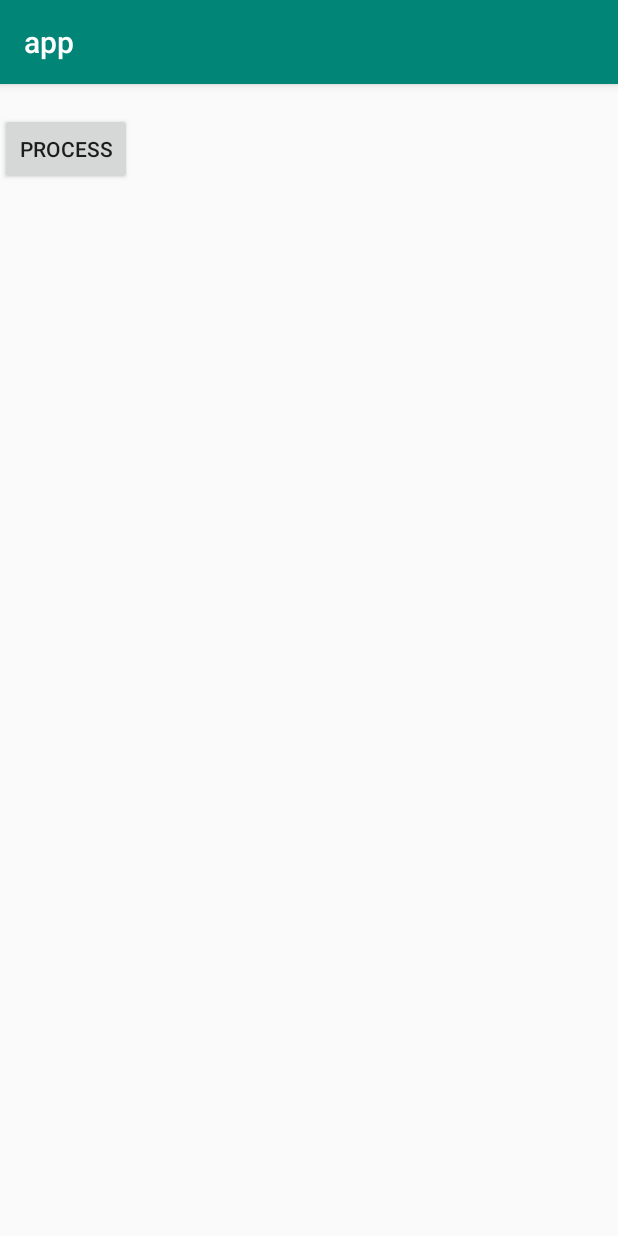
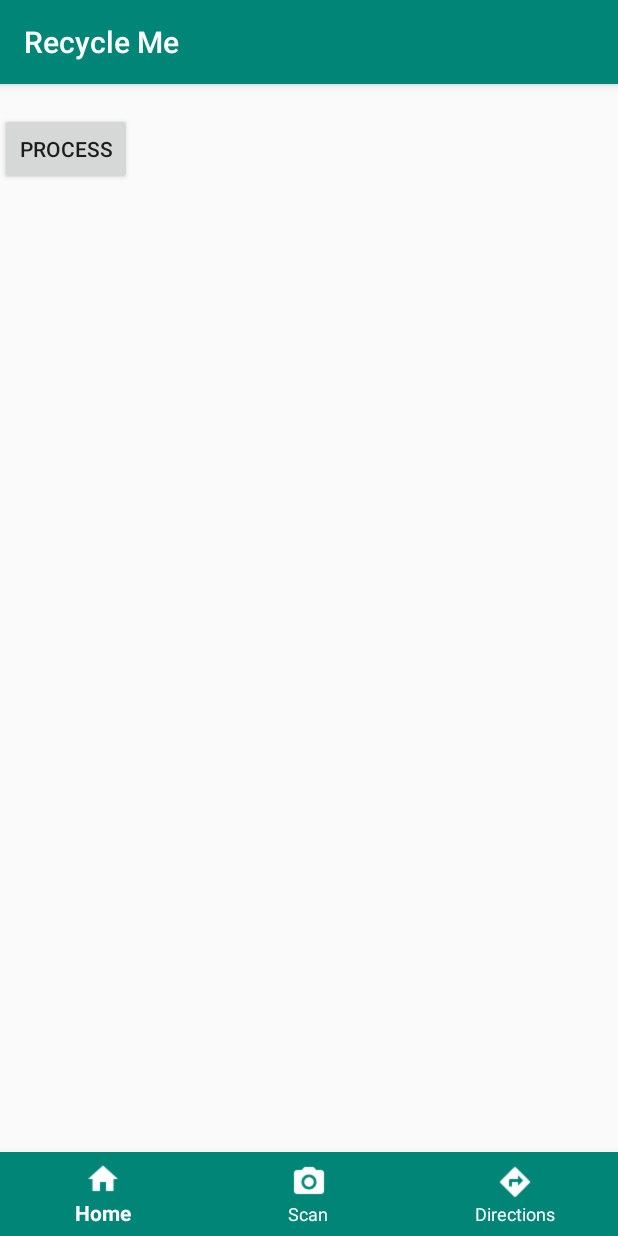
Before and after one commit to AceGabrielFigueroa/sdhacks-2019-LADC, an Android app: the screen it shows after launch (MainActivity), on a phone screen of 412 x 824 dp. Run offline under Robolectric (Android 15) with nearby library versions, the phone set to English and light mode, and no system bars.

Commit message:
Added bottom navigation bar

```diff
--- a/app/src/main/java/tech/recycleme/app/MainActivity.java
+++ b/app/src/main/java/tech/recycleme/app/MainActivity.java
@@ -1,32 +1,28 @@
 package tech.recycleme.app;
 
-import android.Manifest;
 import android.content.Intent;
-import android.content.pm.PackageManager;
 import android.graphics.Bitmap;
 import android.graphics.BitmapFactory;
 import android.net.Uri;
 import android.os.Bundle;
 import android.os.Environment;
-import android.os.Handler;
 import android.provider.MediaStore;
 import android.util.Log;
 import android.util.SparseArray;
-import android.view.Menu;
+import android.view.MenuItem;
 import android.view.View;
 import android.widget.Button;
 import android.widget.ImageView;
 import android.widget.TextView;
 
+import androidx.annotation.NonNull;
 import androidx.appcompat.app.AppCompatActivity;
-import androidx.core.app.ActivityCompat;
-import androidx.core.content.ContextCompat;
 import androidx.core.content.FileProvider;
 
 import com.google.android.gms.vision.Frame;
 import com.google.android.gms.vision.barcode.Barcode;
 import com.google.android.gms.vision.barcode.BarcodeDetector;
-import com.google.gson.JsonArray;
+import com.google.android.material.bottomnavigation.BottomNavigationView;
 
 import org.json.JSONArray;
 import org.json.JSONException;
@@ -34,7 +30,6 @@ import org.json.JSONObject;
 
 import java.io.File;
 import java.io.IOException;
-import java.io.InputStream;
 import java.text.SimpleDateFormat;
 import java.util.Date;
 
@@ -105,22 +100,44 @@ public class MainActivity extends AppCompatActivity {
     @Override
     protected void onCreate(Bundle savedInstanceState) {
         super.onCreate(savedInstanceState);
-        // setContentView(R.layout.activity_main);
         setContentView(R.layout.activity_main);
 
-        currentPhotoPath = dispatchTakePictureIntent().getAbsolutePath();
+        /* BOTTOM NAVIGATION */
+        BottomNavigationView bottomNavigationView = (BottomNavigationView)
+                findViewById(R.id.bottom_navigation);
 
+        bottomNavigationView.setOnNavigationItemSelectedListener(
+                new BottomNavigationView.OnNavigationItemSelectedListener() {
+                    @Override
+                    public boolean onNavigationItemSelected(@NonNull MenuItem item) {
+                        switch (item.getItemId()) {
+                            case R.id.camera:
+                                currentPhotoPath = dispatchTakePictureIntent().getAbsolutePath();
+
+                                break;
+
+                            case R.id.home:
+
+                                break;
+
+                                /*
+                            case R.id.action_music:
+
+                                break;
+
+                                 */
+                        }
+                        return false;
+                    }
+                });
+
+        /*
         // Detector
         Button btn = (Button) findViewById(R.id.button);
         btn.setOnClickListener(new View.OnClickListener() {
             @Override
             public void onClick(View v) {
                 final ImageView myImageView = (ImageView) findViewById(R.id.imgview);
-                /*
-                Bitmap myBitmap = BitmapFactory.decodeResource(
-                        getApplicationContext().getResources(),
-                        R.drawable.bags);
-                */
 
                 Bitmap myBitmap = BitmapFactory.decodeFile(currentPhotoPath);
                 myImageView.setImageBitmap(myBitmap);
@@ -231,7 +248,7 @@ public class MainActivity extends AppCompatActivity {
                     }
                 });
             }
-        });
+        });*/
 
     }
 }
--- a/app/src/main/res/layout/activity_main.xml
+++ b/app/src/main/res/layout/activity_main.xml
@@ -22,4 +22,11 @@
         android:id="@+id/imgview"
         android:layout_width="wrap_content"
         android:layout_height="wrap_content" />
+
+    <include
+        android:id="@+id/navigation"
+        layout="@layout/bottomnavbar"
+        android:layout_width="match_parent"
+        android:layout_height="wrap_content"
+        android:layout_alignParentBottom="true" />
 </LinearLayout>
--- /dev/null
+++ b/app/src/main/res/layout/bottomnavbar.xml
@@ -0,0 +1,19 @@
+<?xml version="1.0" encoding="utf-8"?>
+<RelativeLayout xmlns:android="http://schemas.android.com/apk/res/android"
+    xmlns:app="http://schemas.android.com/apk/res-auto"
+    android:layout_width="match_parent"
+    android:layout_height="match_parent">
+
+    <!-- Content Container -->
+
+    <com.google.android.material.bottomnavigation.BottomNavigationView
+        android:id="@+id/bottom_navigation"
+        android:layout_width="match_parent"
+        android:layout_height="wrap_content"
+        android:layout_alignParentBottom="true"
+        app:itemBackground="@color/colorPrimary"
+        app:itemIconTint="#FFF"
+        app:itemTextColor="#FFF"
+        app:menu="@menu/barmenu" />
+
+</RelativeLayout>
--- /dev/null
+++ b/app/src/main/res/menu/barmenu.xml
@@ -0,0 +1,26 @@
+<?xml version="1.0" encoding="utf-8"?>
+<menu xmlns:android="http://schemas.android.com/apk/res/android"
+    xmlns:app="http://schemas.android.com/apk/res-auto">
+
+    <item
+        android:id="@+id/home"
+        android:enabled="true"
+        android:icon="@drawable/baseline_home_black_18dp"
+        android:title="Home"
+        app:showAsAction="ifRoom" />
+
+    <item
+        android:id="@+id/camera"
+        android:enabled="true"
+        android:icon="@drawable/baseline_camera_alt_black_18dp"
+        android:title="Scan"
+        app:showAsAction="ifRoom" />
+
+
+    <item
+        android:id="@+id/action_music"
+        android:enabled="true"
+        android:icon="@drawable/baseline_directions_black_18dp"
+        android:title="Directions"
+        app:showAsAction="ifRoom" />
+</menu>
--- a/app/src/main/res/values/strings.xml
+++ b/app/src/main/res/values/strings.xml
@@ -1,3 +1,3 @@
 <resources>
-    <string name="app_name">app</string>
+    <string name="app_name">Recycle Me</string>
 </resources>
```
Also changed, not shown: app/build.gradle (+7 -5 lines), app/src/main/res/drawable/selector.xml (added, +9 -0 lines), app/src/main/res/drawable-v24/baseline_camera_alt_black_18dp.png (added), app/src/main/res/drawable-v24/baseline_directions_black_18dp.png (added), app/src/main/res/drawable-v24/baseline_home_black_18dp.png (added).
